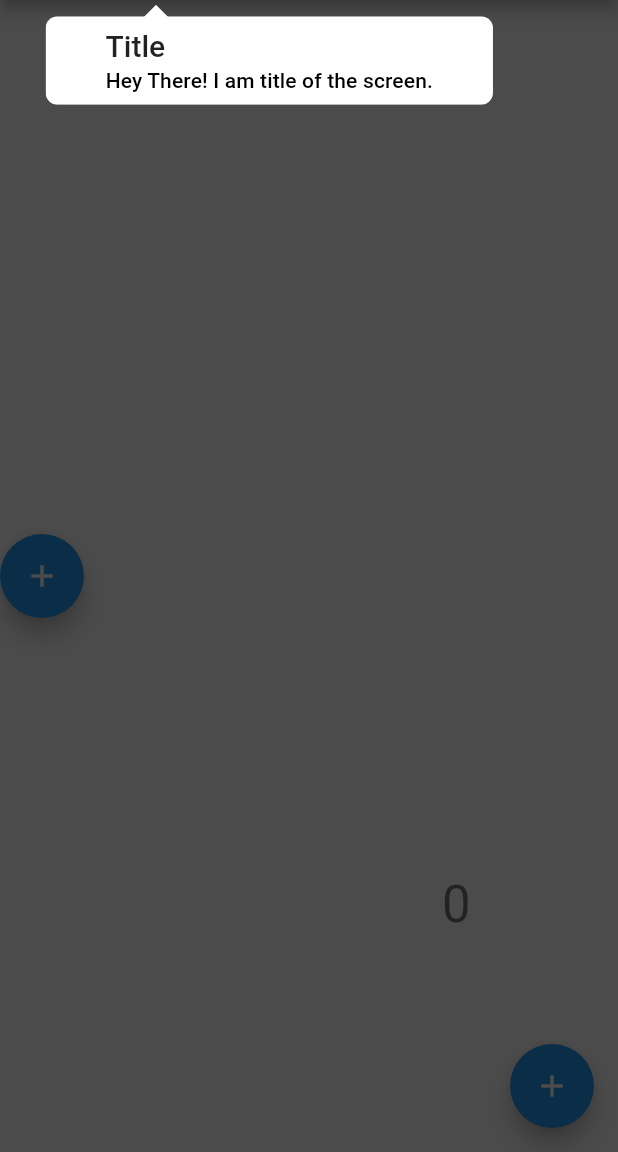
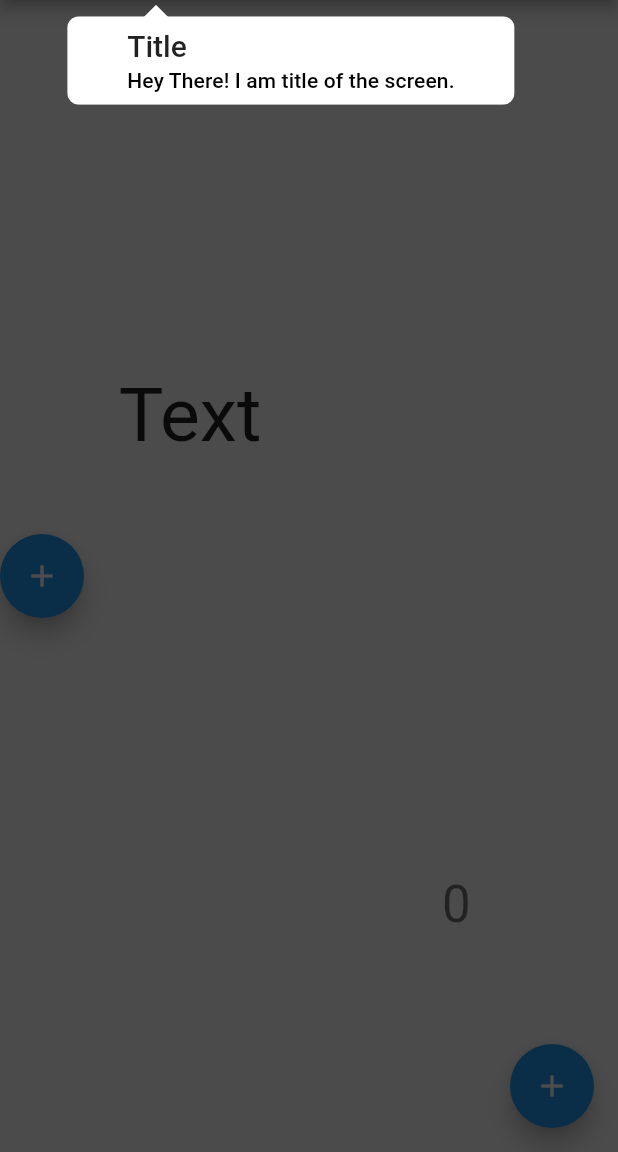
Before and after one commit to jeffcas181/flutter_showcase-view-repo, a Flutter app: the screen it shows after launch, on a phone screen of 412 x 824 dp, the part 84-1236 px from its top. Run offline on Flutter 3.47's test engine with Material 2 defaults, Android fonts, the phone set to English and light mode, and no system bars; statements that could not run were skipped.

Commit message:
Added dynamic width of tooltip with proper arrow.

```diff
--- a/example/lib/main.dart
+++ b/example/lib/main.dart
@@ -32,6 +32,7 @@ class _MyHomePageState extends State<MyHomePage> {
   GlobalKey _two = GlobalKey();
   GlobalKey _three = GlobalKey();
   GlobalKey _four = GlobalKey();
+  GlobalKey _five = GlobalKey();
 
   void _incrementCounter() {
     setState(() {
@@ -41,8 +42,8 @@ class _MyHomePageState extends State<MyHomePage> {
 
   @override
   Widget build(BuildContext context) {
-    WidgetsBinding.instance.addPostFrameCallback(
-        (_) => ShowCase.startShowCase(context, [_one, _two, _three, _four]));
+    WidgetsBinding.instance.addPostFrameCallback((_) =>
+        ShowCase.startShowCase(context, [_one, _two, _three, _four, _five]));
 
     return Scaffold(
       appBar: AppBar(
@@ -59,11 +60,30 @@ class _MyHomePageState extends State<MyHomePage> {
           child: Stack(
             children: <Widget>[
               Align(
+                alignment: Alignment(-0.5, -0.3),
+                child: TargetWidget(
+                  title: 'Sample Text',
+                  description: 'This is Sample Text',
+                  key: _five,
+                  child: Text(
+                    'Text',
+                    style: TextStyle(fontSize: 50),
+                  ),
+                ),
+              ),
+              Align(
                 alignment: Alignment(0.5, 0.6),
-                child: TargetWidget(
+                child: TargetWidget.withWidget(
                   key: _two,
-                  title: 'Title',
-                  description: 'Desc',
+                  container: Text(
+                    'Hello',
+                    style: TextStyle(
+                      color: Colors.white,
+                      fontSize: 30,
+                    ),
+                  ),
+                  // title: 'Title',
+                  // description: 'Desc',
                   child: Text(
                     '$_counter',
                     style: Theme.of(context).textTheme.display1,
@@ -79,10 +99,9 @@ class _MyHomePageState extends State<MyHomePage> {
                     title: 'Title',
                     description: 'Temp Fab',
                     child: FloatingActionButton(
-                    onPressed: (){},
+                      onPressed: () {},
                       child: Icon(Icons.add),
-                  )
-                ),
+                    )),
               ),
             ],
           )),
--- a/lib/tooltip_widget.dart
+++ b/lib/tooltip_widget.dart
@@ -32,11 +32,6 @@ class Content extends StatelessWidget {
     return (screenSize.height - position.dy) <= 100;
   }
 
-  bool _isLeft() {
-    double screenWidht = screenSize.width / 2;
-    return !(screenWidht <= position.getCenter());
-  }
-
   String findPositionForContent(Offset position) {
     if (isCloseToTopOrBottom(position)) {
       return 'A';
@@ -47,8 +42,29 @@ class Content extends StatelessWidget {
 
   double _getTooltipWidth() {
     double width = 80;
-    width += (description.length * 8);
+    width += (description.length * 6);
     return width;
+  }
+
+  bool _isLeft() {
+    double screenWidht = screenSize.width / 3;
+    return !(screenWidht <= position.getCenter());
+  }
+
+  bool _isRight() {
+    double screenWidht = screenSize.width / 3;
+    return ((screenWidht * 2) <= position.getCenter());
+  }
+
+  double _getLeft() {
+    if (_isLeft()) {
+      return position.getCenter() - (_getTooltipWidth() * 0.2);
+    }
+    if (_isRight()) {
+      return position.getCenter() - (_getTooltipWidth());
+    } else {
+      return position.getCenter() - (_getTooltipWidth() * 0.5);
+    }
   }
 
   @override
@@ -64,9 +80,7 @@ class Content extends StatelessWidget {
     double padingBottom = contentOffsetMultiplier == 1 ? 0 : 27;
 
     if (container == null) {
-      double leftPos = _isLeft()
-          ? position.getCenter() - (_getTooltipWidth() * 0.2)
-          : position.getCenter() - (_getTooltipWidth() * 0.8);
+      double leftPos = _getLeft();
       return Stack(
         children: <Widget>[
           _getArrow(contentOffsetMultiplier),
@@ -121,7 +135,10 @@ class Content extends StatelessWidget {
         ],
       );
     } else {
-      return Positioned(
+      return Stack(
+        children: <Widget>[
+          _getArrow(contentOffsetMultiplier),
+          Positioned(
             top: contentOffsetMultiplier == 1 ? contentY + 10 : contentY - 10,
             left: position.getCenter() - 30,
             child: FractionalTranslation(
@@ -135,12 +152,17 @@ class Content extends StatelessWidget {
                   child: Material(
                     color: Colors.transparent,
                     child: Center(
-                  child: Container(child: container),
+                      child: Container(
+                          padding: EdgeInsets.only(
+                              top: padingTop, bottom: padingBottom),
+                          child: container),
                     ),
                   ),
                 ),
               ),
             ),
+          ),
+        ],
       );
     }
   }
```
Lines whose indentation alone changed are shown as unchanged.
